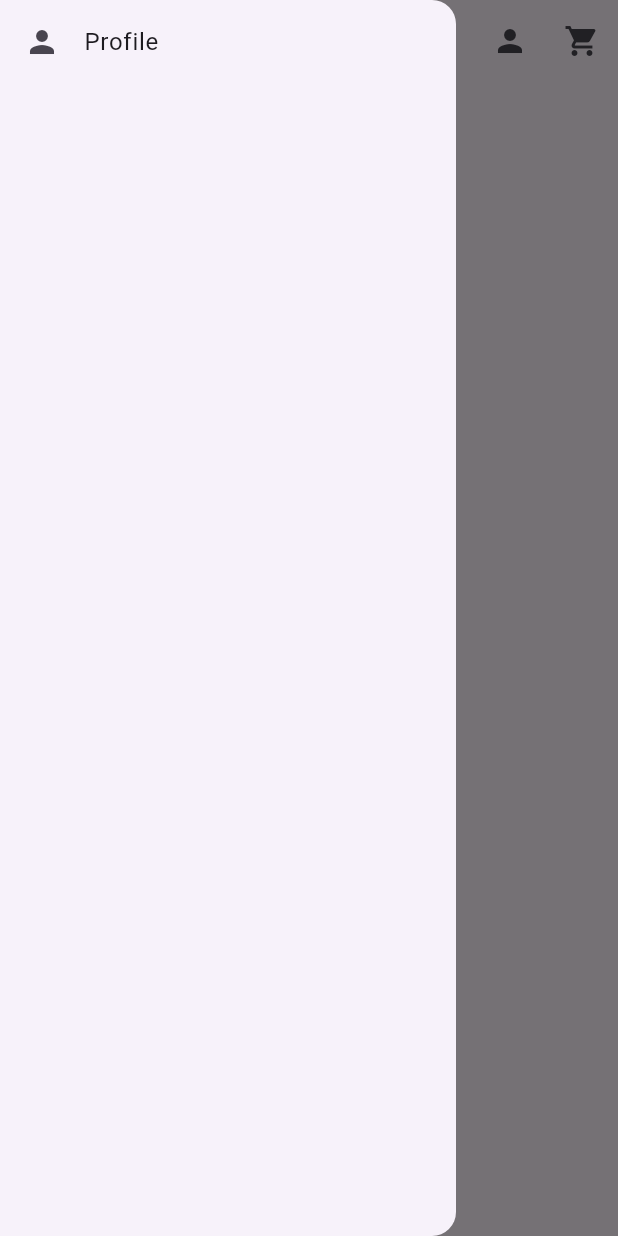
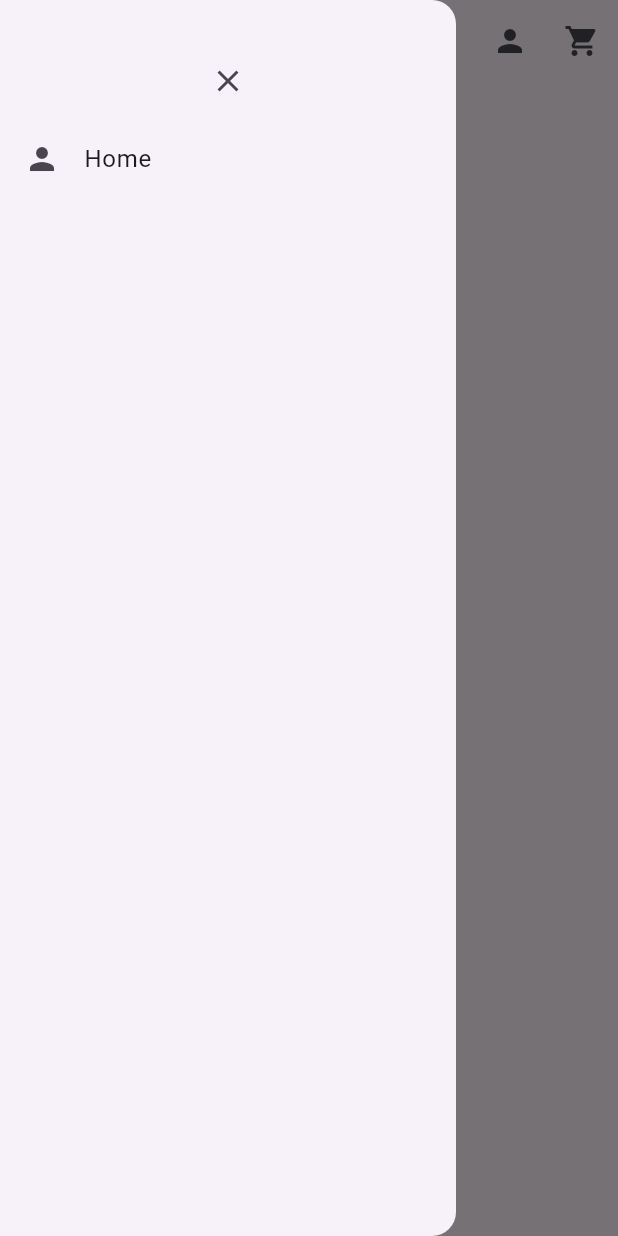
Before and after one commit to elhadjtall/TP_FLUTTER, a Flutter app: the screen it shows after launch, with the side drawer open, on a phone screen of 412 x 824 dp. Run offline on Flutter 3.47's test engine with Material 3 defaults, Android fonts, the phone set to English and light mode, and no system bars.

Commit message:
Creat a menu

```diff
--- a/lib/widgets/common/drawer_widget.dart
+++ b/lib/widgets/common/drawer_widget.dart
@@ -8,11 +8,15 @@ class DrawerWidget extends StatelessWidget {
   Widget build(BuildContext context) {
     return Drawer(
       child: Container(
+        padding: const EdgeInsets.only(
+          top: 30,
+        ),
         child: const Column(
           children: [
+            CloseButton(),
             ListTile(
               leading: Icon(Icons.person),
-              title: Text('Profile'),
+              title: Text('Home'),
             )
           ],
         ),
```
